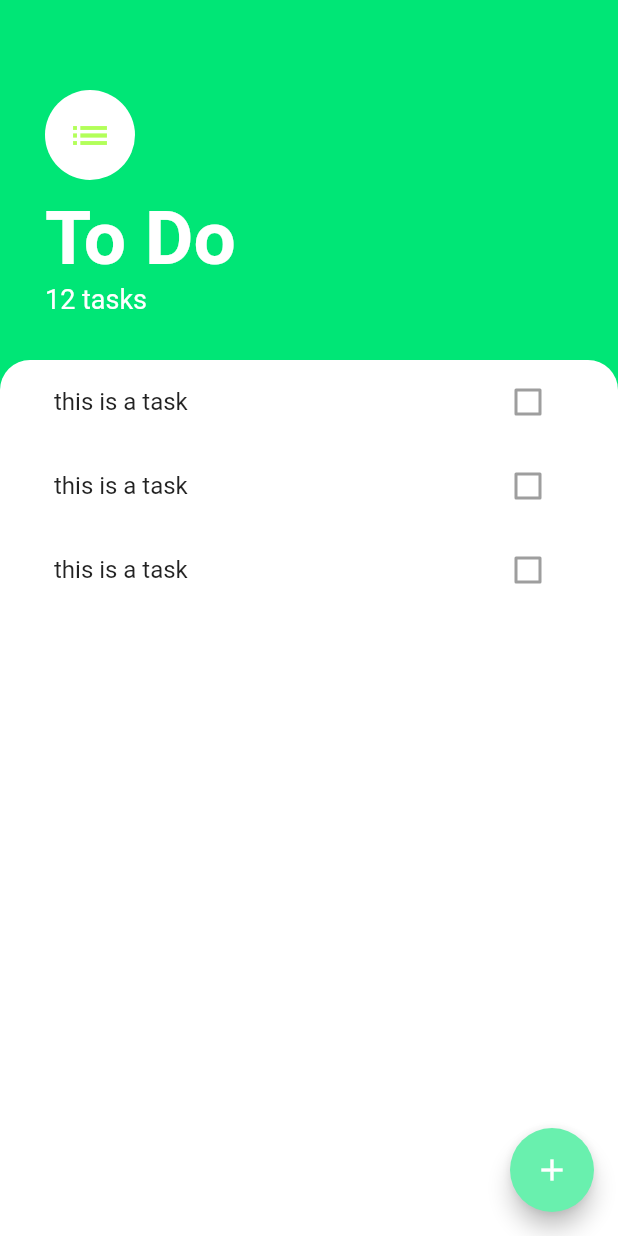
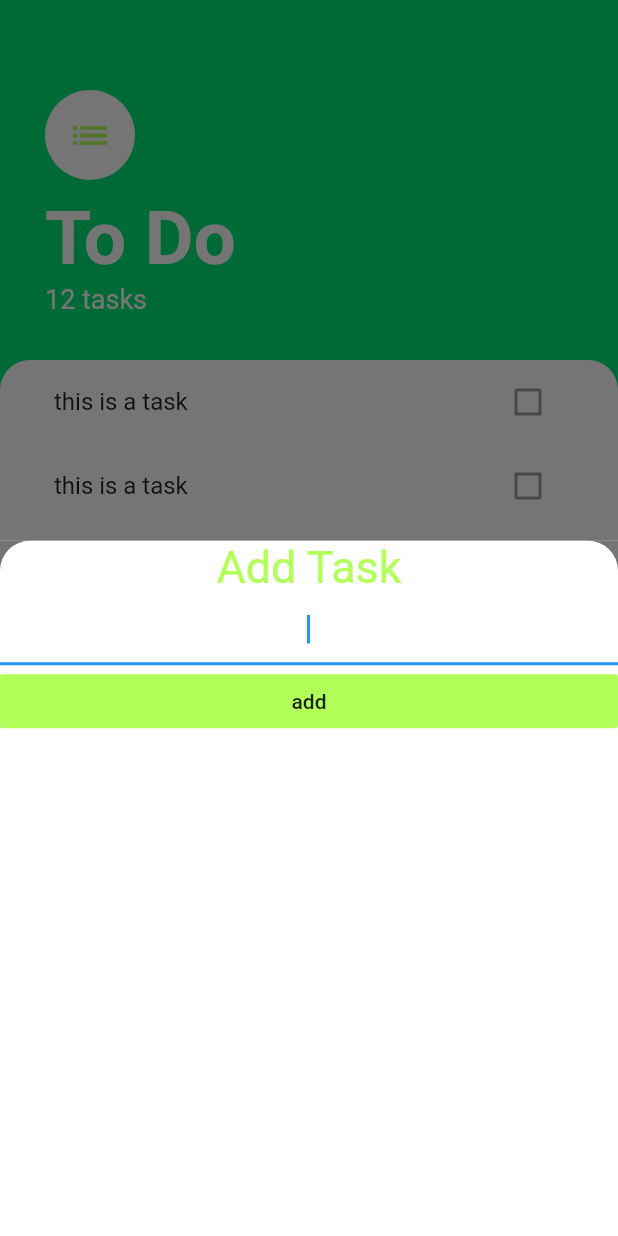
Before and after one commit to yamas-bear/todo_app, a Flutter app: the screen it shows after launch, after a tap on the "add" icon, on a phone screen of 412 x 824 dp. Run offline on Flutter 3.47's test engine with Material 2 defaults, Android fonts, the phone set to English and light mode, and no system bars.

Commit message:
taskを追加する画面を実装した。なお追加する機能自体はまだ実装できていない。

```diff
--- /dev/null
+++ b/lib/screens/add_task_screen.dart
@@ -0,0 +1,40 @@
+import 'package:flutter/material.dart';
+
+class AddTasksScreen extends StatelessWidget {
+  @override
+  Widget build(BuildContext context) {
+    return Container(
+      color: Color(0xff757575),
+      child: Container(
+        decoration: BoxDecoration(
+          color: Colors.white,
+          borderRadius: BorderRadius.only(
+            topLeft: Radius.circular(20),
+            topRight: Radius.circular(20),
+          ),
+        ),
+        child: Column(
+          crossAxisAlignment: CrossAxisAlignment.stretch,
+          children: <Widget>[
+            Text(
+              'Add Task',
+              textAlign: TextAlign.center,
+              style: TextStyle(
+                fontSize: 30,
+                color: Colors.lightGreenAccent,
+              ),
+            ),
+            TextField(
+              autofocus: true,
+              textAlign: TextAlign.center,
+            ),
+            FlatButton(
+                child: Text('add'),
+                color: Colors.lightGreenAccent,
+                onPressed: () {}),
+          ],
+        ),
+      ),
+    );
+  }
+}
--- a/lib/screens/tasks_screen.dart
+++ b/lib/screens/tasks_screen.dart
@@ -1,6 +1,7 @@
 import 'package:flutter/cupertino.dart';
 import 'package:flutter/material.dart';
 import 'package:todoapp/widgets/tasks_list.dart';
+import 'add_task_screen.dart';
 
 class TasksScreen extends StatelessWidget {
   @override
@@ -8,7 +9,10 @@ class TasksScreen extends StatelessWidget {
     return Scaffold(
       backgroundColor: Colors.greenAccent[400],
       floatingActionButton: FloatingActionButton(
-        onPressed: () {},
+        onPressed: () {
+          showModalBottomSheet(
+              context: context, builder: (context) => AddTasksScreen());
+        },
         backgroundColor: Colors.greenAccent,
         child: Icon(Icons.add),
       ),
```
